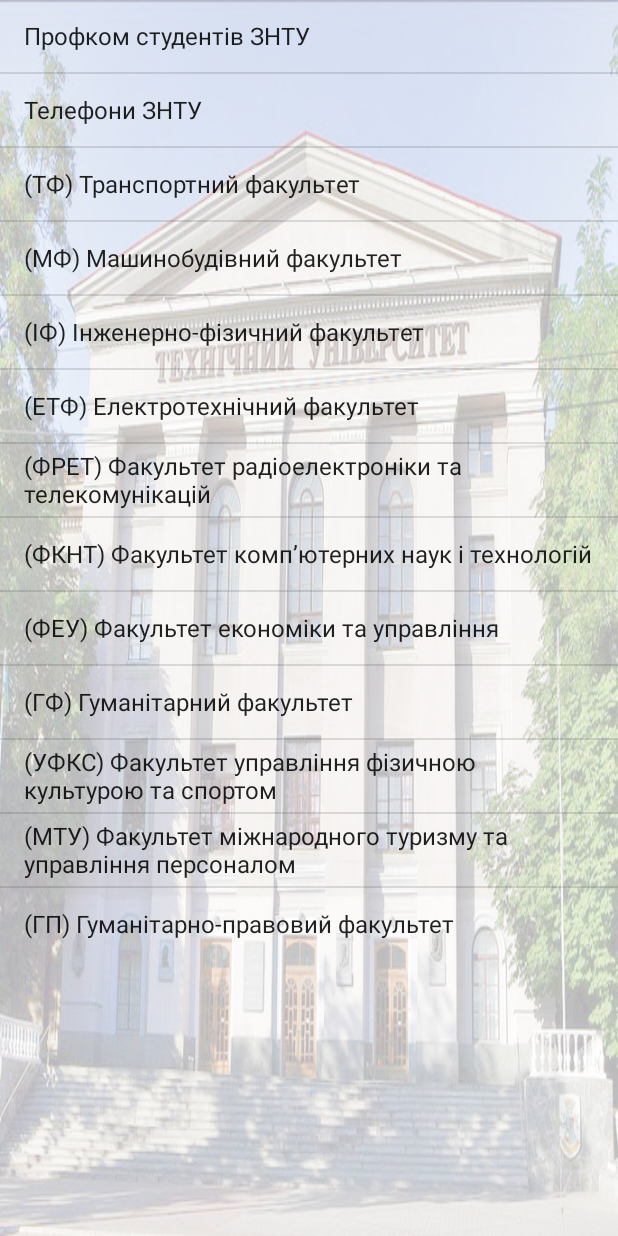
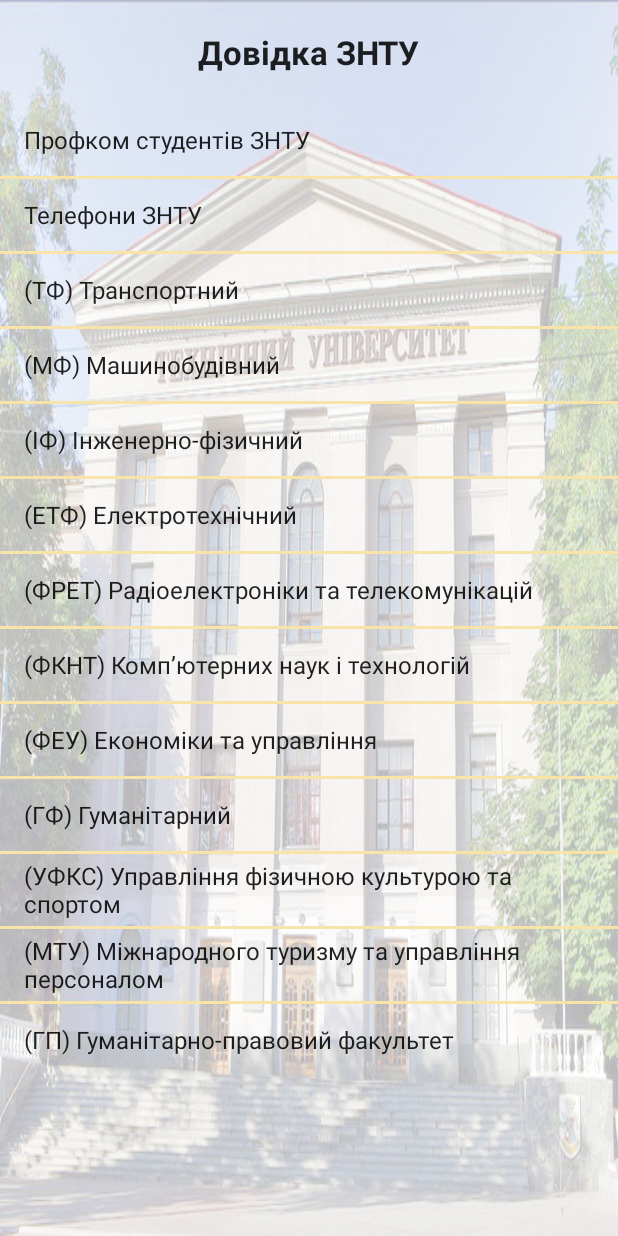
Before and after one commit to DenisBogatirov/zntu-guidebook, an Android app: the Class_Menu2 screen opened directly, with no data from a screen before it, on a phone screen of 412 x 824 dp. Run offline under Robolectric (Android 15) with nearby library versions, the phone set to English and light mode, and no system bars.

Commit message:
Доделал меню в справочнике. Осталось наполнить информацией. Доделать веб версию с новостями. И всё на первый момент

```diff
--- a/app/src/main/java/com/example/com/zntu/Class_Menu2.java
+++ b/app/src/main/java/com/example/com/zntu/Class_Menu2.java
@@ -3,6 +3,7 @@ package com.example.com.zntu;
 import android.app.Activity;
 import android.content.Intent;
 import android.os.Bundle;
+import android.util.Log;
 import android.view.View;
 import android.widget.AdapterView;
 import android.widget.ArrayAdapter;
@@ -17,7 +18,7 @@ import android.widget.Toast;
  * Created by 1injener on 16.07.15.
  */
 public class Class_Menu2 extends Activity {
-
+    private static final String TAG = "myLogs";
     protected void onCreate(Bundle savedInstanceState) {
         super.onCreate(savedInstanceState);
         setContentView(R.layout.setting_dzin2);
@@ -36,15 +37,16 @@ public class Class_Menu2 extends Activity {
 
         listView_Dovidka.setOnItemClickListener(new AdapterView.OnItemClickListener() {
             @Override
-            public void onItemClick(AdapterView<?> parent, View itemClicked, int position, long id) {
+            public void onItemClick(AdapterView<?> parent, View view, int position, long id) {
 
 
-                Toast.makeText(getApplicationContext(), position, Toast.LENGTH_SHORT).show();
+                Log.d(TAG, "itemClick: position = " + id);
+               Intent intent = new Intent(Class_Menu2.this, Class_Menu2_Sub.class);
 
+                String ListPos = position + "";
 
-//                Intent intent = new Intent(Class_Menu2.this, Class_Menu2_Sub.class);
-              //  intent.putExtra("fname", .getTag().toString());
-//                startActivity(intent);
+                intent.putExtra("txtPoz", ListPos);
+               startActivity(intent);
 
 
             }
--- a/app/src/main/res/layout/setting_dzin2.xml
+++ b/app/src/main/res/layout/setting_dzin2.xml
@@ -3,6 +3,17 @@
     android:orientation="vertical" android:layout_width="match_parent"
     android:layout_height="match_parent"
     android:background="@drawable/korpus">
+
+    <TextView
+        android:layout_width="wrap_content"
+        android:layout_height="wrap_content"
+        android:textAppearance="?android:attr/textAppearanceLarge"
+        android:text="@string/DovText"
+        android:id="@+id/textView19"
+        android:autoLink="phone"
+        android:padding="20dp"
+        android:layout_gravity="center_horizontal"
+        android:textStyle="bold" />
 
     <ListView
         android:layout_width="match_parent"
@@ -10,6 +21,10 @@
         android:id="@+id/listViewDovidka"
         android:layout_gravity="center_horizontal"
         android:entries="@array/TelephoneList"
-        android:visibility="visible" />
+        android:visibility="visible"
+        android:textSize="10sp"
+        android:divider="@color/reddivider"
+        android:dividerHeight="@dimen/twodp"
+        android:clickable="false" />
 
 </LinearLayout>
--- a/app/src/main/res/values/strings.xml
+++ b/app/src/main/res/values/strings.xml
@@ -41,16 +41,16 @@
 
         <item>Профком студентів ЗНТУ</item>
         <item>Телефони ЗНТУ</item>
-        <item>(ТФ) Транспортний факультет</item>
-        <item>(МФ) Машинобудівний факультет</item>
-        <item>(ІФ) Інженерно-фізичний факультет</item>
-        <item>(ЕТФ) Електротехнічний факультет</item>
-        <item>(ФРЕТ) Факультет радіоелектроніки та телекомунікацій</item>
-        <item>(ФКНТ) Факультет комп’ютерних наук і технологій</item>
-        <item>(ФЕУ) Факультет економіки та управління</item>
-        <item>(ГФ) Гуманітарний факультет</item>
-        <item>(УФКС) Факультет управління фізичною культурою та спортом</item>
-        <item>(МТУ) Факультет міжнародного туризму та управління персоналом</item>
+        <item>(ТФ) Транспортний</item>
+        <item>(МФ) Машинобудівний</item>
+        <item>(ІФ) Інженерно-фізичний</item>
+        <item>(ЕТФ) Електротехнічний</item>
+        <item>(ФРЕТ) Радіоелектроніки та телекомунікацій</item>
+        <item>(ФКНТ) Комп’ютерних наук і технологій</item>
+        <item>(ФЕУ) Економіки та управління</item>
+        <item>(ГФ) Гуманітарний</item>
+        <item>(УФКС) Управління фізичною культурою та спортом</item>
+        <item>(МТУ) Міжнародного туризму та управління персоналом</item>
         <item>(ГП) Гуманітарно-правовий факультет</item>
 
     </string-array>
--- a/app/src/main/res/values/styles.xml
+++ b/app/src/main/res/values/styles.xml
@@ -10,7 +10,8 @@
     <color name="bg_menu">#FFFFFF</color>
     <color name="dzvonic">#B6CCFA</color>
 
-
+    <color name="reddivider">#fff8e3a9</color>
+    <dimen name="twodp">2dp</dimen>
 
     <style name="SpinnerStyleMY">
         <item name="android:spinnerStyle">@style/Widget.Spinner</item>
@@ -23,4 +24,5 @@
     </style>
 
 
+
 </resources>
```
